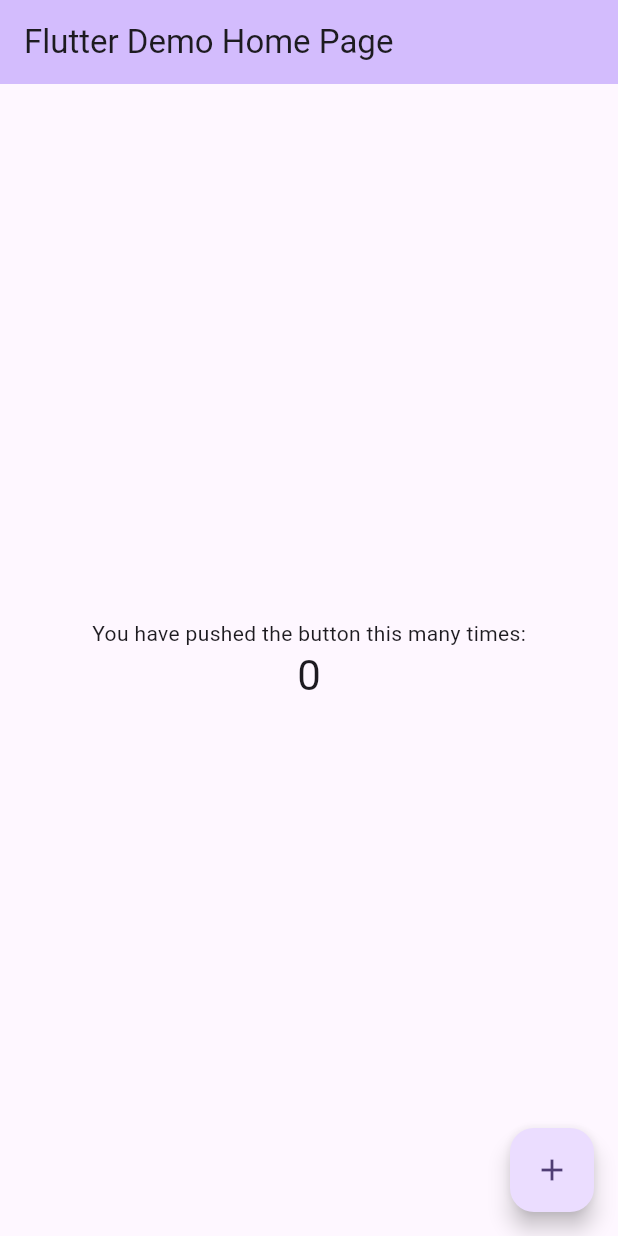
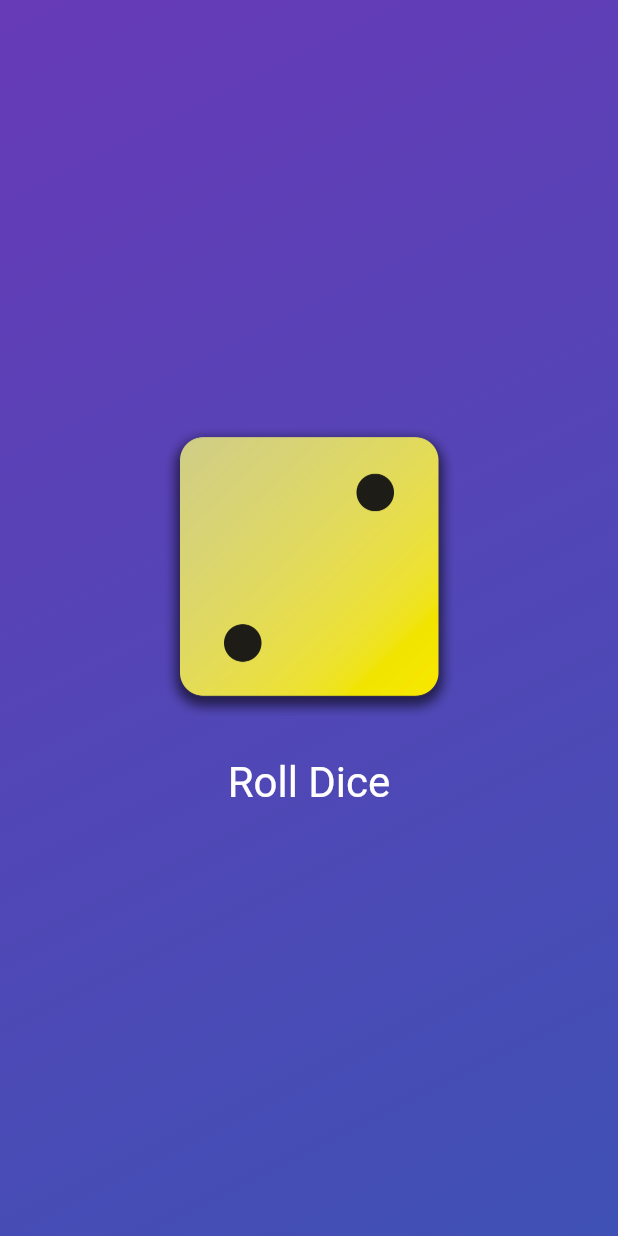
Before and after one commit to annleesw/dice-app, a Flutter app: the screen it shows after launch, on a phone screen of 412 x 824 dp. Run offline on Flutter 3.47's test engine with Material 3 defaults, Android fonts, the phone set to English and light mode, and no system bars.

Commit message:
create dice app

```diff
--- /dev/null
+++ b/dice_app/lib/dice_roller.dart
@@ -0,0 +1,55 @@
+import 'dart:math'; //connect to dart package
+
+import 'package:flutter/material.dart'; //connect to flutter package
+
+final randomiser = Random();
+
+class DiceRoller extends StatefulWidget { //StatelessWidget always have 2 classes
+  const DiceRoller({super.key}); //positional argument
+
+  @override //Override is a annotation
+  State<DiceRoller> createState() {
+    return _DiceRollerState();
+  }
+}
+class _DiceRollerState extends State<DiceRoller> { //constructor function
+  var currentDiceRoll = 2;
+  // var activeDiceImage = 'assets/images/dice-2.png';
+
+  void rollDice() {
+    // var diceRoll = Random().nextInt(6) + 1;
+    setState((){ //re-execute the build method, "loop"
+      currentDiceRoll = randomiser.nextInt(6) + 1;
+      // activeDiceImage = 'assets/images/dice-$diceRoll.png';
+    });
+  }
+  @override //Override is a annotation
+  Widget build(context) {
+    return Column(
+        mainAxisSize: MainAxisSize.min,
+        children:[
+          Image.asset(
+            'assets/images/dice-$currentDiceRoll.png',
+            // activeDiceImage,
+            width: 200,
+          ),
+          const SizedBox(
+            height: 20,
+          ),
+          TextButton(
+            onPressed: rollDice,
+            style: TextButton.styleFrom(
+              // padding: EdgeInsets.only(
+              //   top: 20,
+              // ),
+            foregroundColor: Colors.white,
+            textStyle: const TextStyle(
+              fontSize: 28,
+            ),
+          ),
+            child: const Text('Roll Dice'), //keep widget argument last
+          ),
+        ],
+    );
+  }
+}
--- /dev/null
+++ b/dice_app/lib/gradient_container.dart
@@ -0,0 +1,65 @@
+import 'package:flutter/material.dart'; //connect to flutter package
+
+import 'package:dice_app/dice_roller.dart';
+
+//var keeps it optional, final makes it required, const makes it immutable
+const startAlignment = Alignment.topLeft; //Alignment? is a nullable type
+const endAlignment = Alignment.bottomRight;
+
+class GradientContainer extends StatelessWidget { //StatelessWidget is a class
+  const GradientContainer(this.color1, this.color2, {super.key}); //positional argument
+  //const GradientContainer({super.key}, required this.colors);
+  // initialise the class
+  // super.key is a constructor
+  const GradientContainer.purple({super.key})
+      : color1 = Colors.deepPurple,
+        color2 = Colors.indigo;
+
+  final Color color1;
+  final Color color2;
+
+  @override //Override is a annotation
+  Widget build(context) {
+    return Container(
+      decoration: BoxDecoration(
+        gradient: LinearGradient(
+          colors: [color1, color2],
+          begin: startAlignment,
+          end: endAlignment,
+        ),
+      ),
+      child: Center(
+        child: DiceRoller(),
+      ),
+    );
+  }
+}
+
+// class GradientContainer extends StatelessWidget{ //StatelessWidget is a class
+//   const GradientContainer(this.colors, {super.key}); //positional argument
+//   //const GradientContainer({super.key}, required this.colors);
+//   // initialise the class
+//   // super.key is a constructor
+
+//   final List<Color> colors;
+
+//   @override //Override is a annotation
+//   Widget build(context) {
+//     return Container(
+//       decoration: BoxDecoration(
+//         gradient: LinearGradient(
+//           colors: [
+//             Colors.lightBlueAccent,
+//             Colors.indigo,
+//           ],
+//           begin: startAlignment,
+//           end: endAlignment,
+//         ),
+//       ),
+//       child: const Center(
+//         child: StyleText(
+//           'Hello World'),
+//       )
+//     );
+//   }
+// }
--- a/dice_app/lib/main.dart
+++ b/dice_app/lib/main.dart
@@ -1,125 +1,16 @@
-import 'package:flutter/material.dart';
+import 'package:flutter/material.dart'; //connect to flutter package
 
-void main() {
-  runApp(const MyApp());
+import 'package:dice_app/gradient_container.dart';
+
+void main() { //defining a function, main() is function name/ identifier
+  runApp( //excuting a function
+    const MaterialApp( // const optimise runtime performance & keep const, MaterialApp is a widget
+      home: Scaffold( // Scaffold is a widget
+        body: GradientContainer(
+          Colors.deepPurple,
+          Colors.indigo,
+        )
+      ),
+    ),
+  );
 }
-
-class MyApp extends StatelessWidget {
-  const MyApp({super.key});
-
-  // This widget is the root of your application.
-  @override
-  Widget build(BuildContext context) {
-    return MaterialApp(
-      title: 'Flutter Demo',
-      theme: ThemeData(
-        // This is the theme of your application.
-        //
-        // TRY THIS: Try running your application with "flutter run". You'll see
-        // the application has a purple toolbar. Then, without quitting the app,
-        // try changing the seedColor in the colorScheme below to Colors.green
-        // and then invoke "hot reload" (save your changes or press the "hot
-        // reload" button in a Flutter-supported IDE, or press "r" if you used
-        // the command line to start the app).
-        //
-        // Notice that the counter didn't reset back to zero; the application
-        // state is not lost during the reload. To reset the state, use hot
-        // restart instead.
-        //
-        // This works for code too, not just values: Most code changes can be
-        // tested with just a hot reload.
-        colorScheme: ColorScheme.fromSeed(seedColor: Colors.deepPurple),
-        useMaterial3: true,
-      ),
-      home: const MyHomePage(title: 'Flutter Demo Home Page'),
-    );
-  }
-}
-
-class MyHomePage extends StatefulWidget {
-  const MyHomePage({super.key, required this.title});
-
-  // This widget is the home page of your application. It is stateful, meaning
-  // that it has a State object (defined below) that contains fields that affect
-  // how it looks.
-
-  // This class is the configuration for the state. It holds the values (in this
-  // case the title) provided by the parent (in this case the App widget) and
-  // used by the build method of the State. Fields in a Widget subclass are
-  // always marked "final".
-
-  final String title;
-
-  @override
-  State<MyHomePage> createState() => _MyHomePageState();
-}
-
-class _MyHomePageState extends State<MyHomePage> {
-  int _counter = 0;
-
-  void _incrementCounter() {
-    setState(() {
-      // This call to setState tells the Flutter framework that something has
-      // changed in this State, which causes it to rerun the build method below
-      // so that the display can reflect the updated values. If we changed
-      // _counter without calling setState(), then the build method would not be
-      // called again, and so nothing would appear to happen.
-      _counter++;
-    });
-  }
-
-  @override
-  Widget build(BuildContext context) {
-    // This method is rerun every time setState is called, for instance as done
-    // by the _incrementCounter method above.
-    //
-    // The Flutter framework has been optimized to make rerunning build methods
-    // fast, so that you can just rebuild anything that needs updating rather
-    // than having to individually change instances of widgets.
-    return Scaffold(
-      appBar: AppBar(
-        // TRY THIS: Try changing the color here to a specific color (to
-        // Colors.amber, perhaps?) and trigger a hot reload to see the AppBar
-        // change color while the other colors stay the same.
-        backgroundColor: Theme.of(context).colorScheme.inversePrimary,
-        // Here we take the value from the MyHomePage object that was created by
-        // the App.build method, and use it to set our appbar title.
-        title: Text(widget.title),
-      ),
-      body: Center(
-        // Center is a layout widget. It takes a single child and positions it
-        // in the middle of the parent.
-        child: Column(
-          // Column is also a layout widget. It takes a list of children and
-          // arranges them vertically. By default, it sizes itself to fit its
-          // children horizontally, and tries to be as tall as its parent.
-          //
-          // Column has various properties to control how it sizes itself and
-          // how it positions its children. Here we use mainAxisAlignment to
-          // center the children vertically; the main axis here is the vertical
-          // axis because Columns are vertical (the cross axis would be
-          // horizontal).
-          //
-          // TRY THIS: Invoke "debug painting" (choose the "Toggle Debug Paint"
-          // action in the IDE, or press "p" in the console), to see the
-          // wireframe for each widget.
-          mainAxisAlignment: MainAxisAlignment.center,
-          children: <Widget>[
-            const Text(
-              'You have pushed the button this many times:',
-            ),
-            Text(
-              '$_counter',
-              style: Theme.of(context).textTheme.headlineMedium,
-            ),
-          ],
-        ),
-      ),
-      floatingActionButton: FloatingActionButton(
-        onPressed: _incrementCounter,
-        tooltip: 'Increment',
-        child: const Icon(Icons.add),
-      ), // This trailing comma makes auto-formatting nicer for build methods.
-    );
-  }
-}
--- /dev/null
+++ b/dice_app/lib/style_text.dart
@@ -0,0 +1,24 @@
+import 'package:flutter/material.dart'; //connect to flutter package
+
+class StyleText extends StatelessWidget{ //StatelessWidget is a class
+  const StyleText(this.text, {super.key});
+    // initialise the class
+    // super.key is a constructor
+    // this.text accept or automatically assigns the value of text to the text property
+
+  final String text;
+  //final store and makes it the same object throughout the lifecycle of the widget
+  //String is a data type
+
+  @override //Override is a annotation
+  Widget build(context) {
+    return Text(
+      text, //text use value of text property
+      style: const TextStyle(
+          color: Colors.white,
+          fontSize: 28.0,
+          fontFamily: 'Helvetica',
+          ),
+        );
+  }
+}
```
Also changed, not shown: dice_app/pubspec.yaml (+7 -3 lines), dice_app/assets/images/dice-1.png (added), dice_app/assets/images/dice-2.png (added), dice_app/assets/images/dice-3.png (added), dice_app/assets/images/dice-4.png (added), dice_app/assets/images/dice-5.png (added), dice_app/assets/images/dice-6.png (added).
